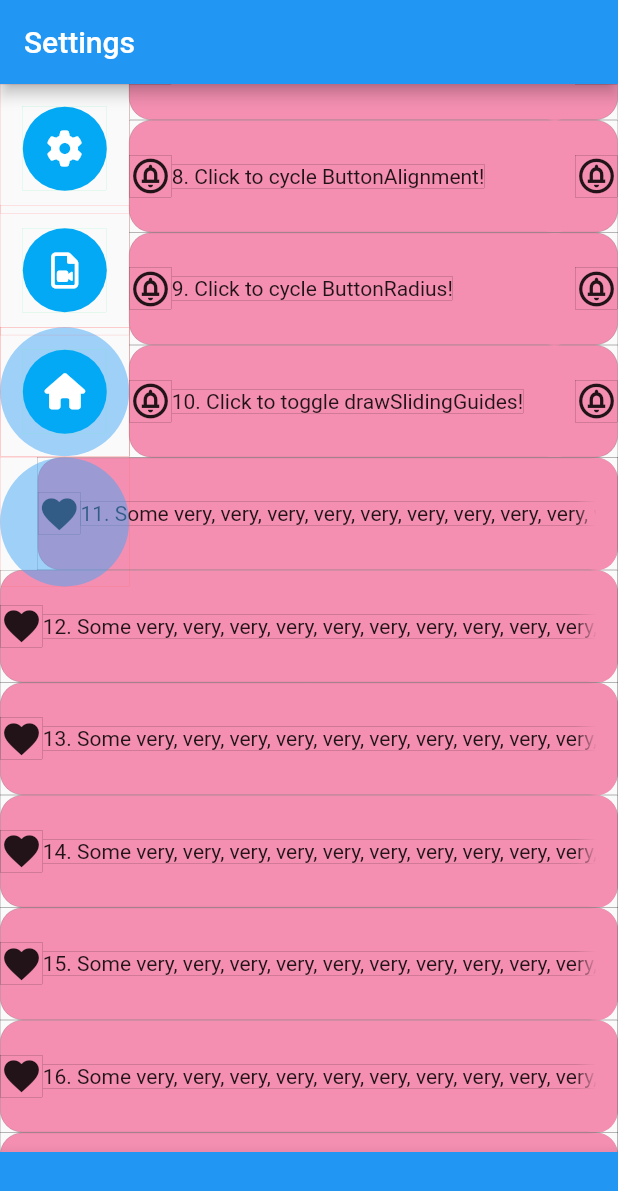
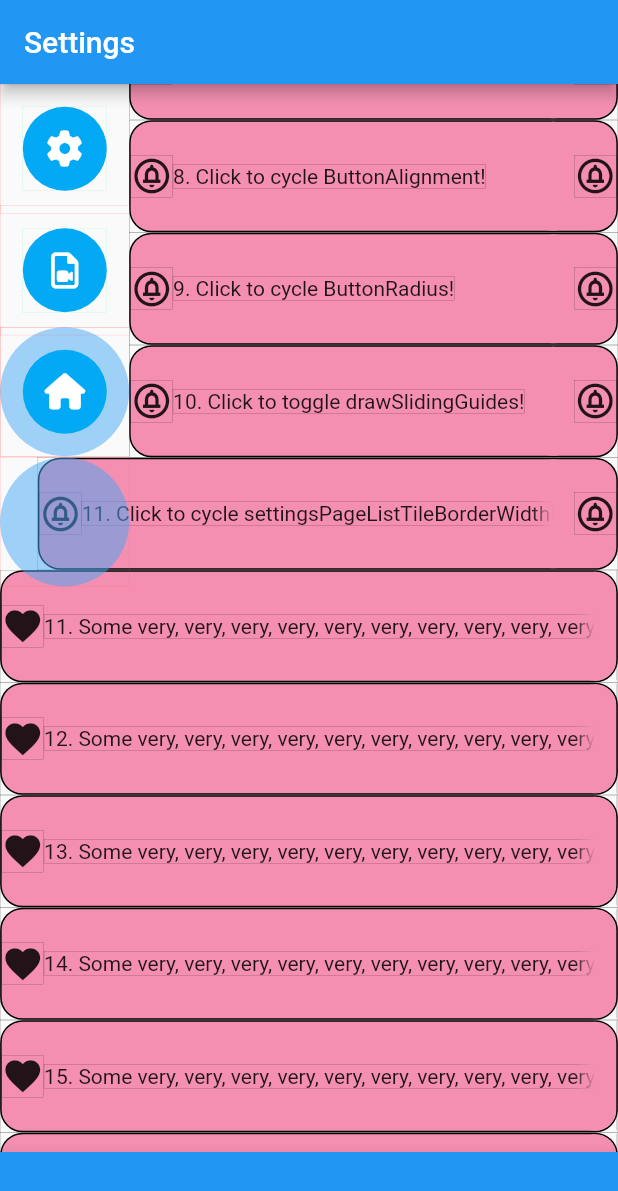
Before and after one commit to BigDeeEss/bu3_kar_kam, a Flutter app: the screen it shows after launch, scrolled down 576 dp, on a phone screen of 412 x 824 dp. Shown: the top 1191 px of the screen. Run offline on Flutter 3.47's test engine with Material 2 defaults, Android fonts, the phone set to English and light mode, and no system bars; our stand-ins replace font_awesome_flutter, get_it, get_it_mixin, shared_preferences.

Commit message:
Fix odd behaviour at bottom right corner of SettingsPageListTile.
Essentially the problem was using a non-Aligned, rectangular BoxedContainer to build _FadingOverlay with a height equal to the height of SettingsPageList Tile. When adding a border to SettingsPageListTile instances of _FadingOverlay were shifted down by the border width causing it to extend beyond the curved boundary of each tile.

This commit adds settingsPageListTileBorderWidth to AppData, makes it a user-specified setting by adding cycleSettingsPageListTileBorderWidth and also makes it persist through app restarts.

```diff
--- a/lib/app_data.dart
+++ b/lib/app_data.dart
@@ -54,6 +54,9 @@ abstract class AppData extends ChangeNotifier {
   /// Represents whether [initialise] has completed or not.
   bool initialiseComplete = false;
 
+  /// The border width for [SettingsPageListTile].
+  double? settingsPageListTileBorderWidth;
+
   /// The sum of [settingsPageListTilePadding] and [settingsPageListTileRadius].
   double? settingsPageListTileCornerRadius;
 
--- a/lib/app_data_service.dart
+++ b/lib/app_data_service.dart
@@ -46,6 +46,8 @@ class AppDataService extends AppData {
       'buttonRadius': (newValue) => cycleButtonRadius(),
       'drawLayoutBounds': (newValue) => toggleDrawLayoutBounds(),
       'drawSlidingGuides': (newValue) => toggleDrawSlidingGuides(),
+      'settingsPageListTileBorderWidth': (newValue) =>
+          cycleSettingsPageListTileBorderWidth(),
       'settingsPageListTileCornerRadius': (double newValue) =>
           settingsPageListTileCornerRadius = newValue,
       'settingsPageListTileFadeEffect': (newValue) =>
@@ -107,6 +109,29 @@ class AppDataService extends AppData {
 
     // Save user preference for [buttonRadius] to storage.
     setUserPreferences('buttonRadius', buttonRadius);
+  }
+
+  /// Cycle and upload [settingsPageListTileBorderWidth]; update dependencies.
+  void cycleSettingsPageListTileBorderWidth() {
+    // Define a map to convert an integer to a value for
+    // [settingsPageListTileIconSize].
+    Map<int, double> map = {
+      0: 1.0,
+      1: 2.0,
+      2: 3.0,
+      3: 4.0,
+    };
+
+    // Use [map], its inverse and the modulus operator to cycle
+    // [settingsPageListTileIconSize].
+    int settingsPageListTileBorderWidthIntRepresentation =
+    map.inverse()[settingsPageListTileBorderWidth];
+    settingsPageListTileBorderWidth =
+    map[(settingsPageListTileBorderWidthIntRepresentation + 1) % map.length];
+
+    // Save user preference for [settingsPageListTileIconSize] to storage.
+    setUserPreferences(
+        'settingsPageListTileBorderWidth', settingsPageListTileBorderWidth);
   }
 
   /// Cycle and upload [settingsPageListTileIconSize]; update dependencies.
@@ -217,6 +242,12 @@ class AppDataService extends AppData {
     drawSlidingGuides = userPreferences.getBool('drawSlidingGuides');
     drawSlidingGuides = drawSlidingGuides ?? true;
     setUserPreferences('drawSlidingGuides', drawSlidingGuides);
+
+    settingsPageListTileBorderWidth =
+        userPreferences.getDouble('settingsPageListTileBorderWidth');
+    settingsPageListTileBorderWidth = settingsPageListTileBorderWidth ?? 1.0;
+    setUserPreferences(
+        'settingsPageListTileBorderWidth', settingsPageListTileBorderWidth);
 
     settingsPageListTileFadeEffect =
         userPreferences.getBool('settingsPageListTileFadeEffect');
--- a/lib/boxed_container.dart
+++ b/lib/boxed_container.dart
@@ -14,6 +14,9 @@ class BoxedContainer extends StatelessWidget with GetItMixin {
   BoxedContainer({
     Key? key,
     this.alignment,
+    this.borderColor,
+    this.borderRadius,
+    this.borderWidth,
     this.child,
     this.clipBehavior = Clip.none,
     this.color,
@@ -26,8 +29,6 @@ class BoxedContainer extends StatelessWidget with GetItMixin {
     this.transform,
     this.transformAlignment,
     this.width,
-    this.borderColor,
-    this.borderRadius,
   }) : super(key: key);
 
   // [Container]-specific variables.
@@ -48,6 +49,7 @@ class BoxedContainer extends StatelessWidget with GetItMixin {
   // [BoxedContainer]-specific variables.
   final Color? borderColor;
   final double? borderRadius;
+  final double? borderWidth;
 
   @override
   Widget build(BuildContext context) {
@@ -62,7 +64,7 @@ class BoxedContainer extends StatelessWidget with GetItMixin {
           BoxDecoration(
             border: drawLayoutBounds!
                 ? Border.all(
-                    width: 0.1,
+                    width: borderWidth ?? 0.1,
                     color: borderColor ?? Colors.black,
                   )
                 : null,
--- a/lib/settings_page_contents.dart
+++ b/lib/settings_page_contents.dart
@@ -303,12 +303,36 @@ class _SettingsPageContentsState extends State<SettingsPageContents>
           softWrap: false,
         ),
       ),
+      SettingsPageListTile(
+        basePageViewRect:
+            basePageViewRect ?? Offset.zero & MediaQuery.of(context).size,
+        height: 75.0,
+        index: 11,
+        leading: Icon(
+          Icons.circle_notifications_outlined,
+          size: settingsPageListTileIconSize,
+        ),
+        onTap: (() {
+          // Toggle [drawSlidingGuides] variable in [AppData].
+          GetItService.instance<AppData>()
+              .change(identifier: 'settingsPageListTileBorderWidth');
+        }),
+        trailing: Icon(
+          Icons.circle_notifications_outlined,
+          size: settingsPageListTileIconSize,
+        ),
+        widget: const Text(
+          '11. Click to cycle settingsPageListTileBorderWidth!',
+          maxLines: 1,
+          softWrap: false,
+        ),
+      ),
       ...List<Widget>.generate(100, (int index) {
         return SettingsPageListTile(
           basePageViewRect:
               basePageViewRect ?? Offset.zero & MediaQuery.of(context).size,
           height: 75.0,
-          index: index + 11,
+          index: index + 12,
           leading: Icon(
             Icons.favorite,
             size: settingsPageListTileIconSize,
--- a/lib/settings_page_list_tile.dart
+++ b/lib/settings_page_list_tile.dart
@@ -376,6 +376,10 @@ class SettingsPageListTile extends StatelessWidget with GetItMixin {
     Alignment buttonAlignment = watchOnly((AppData a) => a.buttonAlignment!);
 
     // Watch for changes to [AppData.buttonAlignment] registered with [GetIt].
+    double settingsPageListTileBorderWidth =
+        watchOnly((AppData a) => a.settingsPageListTileBorderWidth)!;
+
+    // Watch for changes to [AppData.buttonAlignment] registered with [GetIt].
     double settingsPageListTilePadding =
         watchOnly((AppData a) => a.settingsPageListTilePadding!);
 
@@ -419,6 +423,7 @@ class SettingsPageListTile extends StatelessWidget with GetItMixin {
               onTap: onTap,
               child: BoxedContainer(
                 borderRadius: settingsPageListTileRadius,
+                borderWidth: settingsPageListTileBorderWidth,
                 color: Colors.pink[200],
                 child: Row(
                   children: <Widget>[
@@ -434,7 +439,11 @@ class SettingsPageListTile extends StatelessWidget with GetItMixin {
                               child: widget ?? Container(),
                             ),
                           ),
-                          _FadingOverlay(height: height - 2 * settingsPageListTilePadding),
+                          _FadingOverlay(
+                            height: height -
+                                2 * settingsPageListTilePadding -
+                                2 * settingsPageListTileBorderWidth
+                          ),
                         ],
                       ),
                     ),
@@ -464,6 +473,10 @@ class _FadingOverlay extends StatelessWidget with GetItMixin {
 
   @override
   Widget build(BuildContext context) {
+    // Watch for changes to [AppData.buttonAlignment] registered with [GetIt].
+    double settingsPageListTileBorderWidth =
+    watchOnly((AppData a) => a.settingsPageListTileBorderWidth)!;
+
     // Watch for changes to [AppData.settingsPageListTileFadeEffect]
     // registered with [GetIt].
     bool settingsPageListTileFadeEffect =
@@ -480,16 +493,16 @@ class _FadingOverlay extends StatelessWidget with GetItMixin {
         watchOnly((AppData a) => a.settingsPageListTileRadius)!;
 
     return settingsPageListTileFadeEffect
-        ? Positioned(
-            right: 0.0,
+        ? Align(
+            // right: 0.0,
+            alignment: Alignment.centerRight,
             child: BoxedContainer(
               width: settingsPageListTileIconSize,
               height: height,
               decoration: BoxDecoration(
                 borderRadius: BorderRadius.all(
-                  Radius.circular(settingsPageListTileRadius),
+                  Radius.circular(settingsPageListTileRadius - settingsPageListTileBorderWidth),
                 ),
-                // borderRadius: Radius.circular(settingsPageListTileRadius),
                 // https://stackoverflow.com/questions/62782165/how-to-create-this-linear-fading-opacity-effect-in-flutter-for-android
                 gradient: LinearGradient(
                   begin: Alignment.centerLeft,
```
Also changed, not shown: pubspec.lock, 1 other file.
